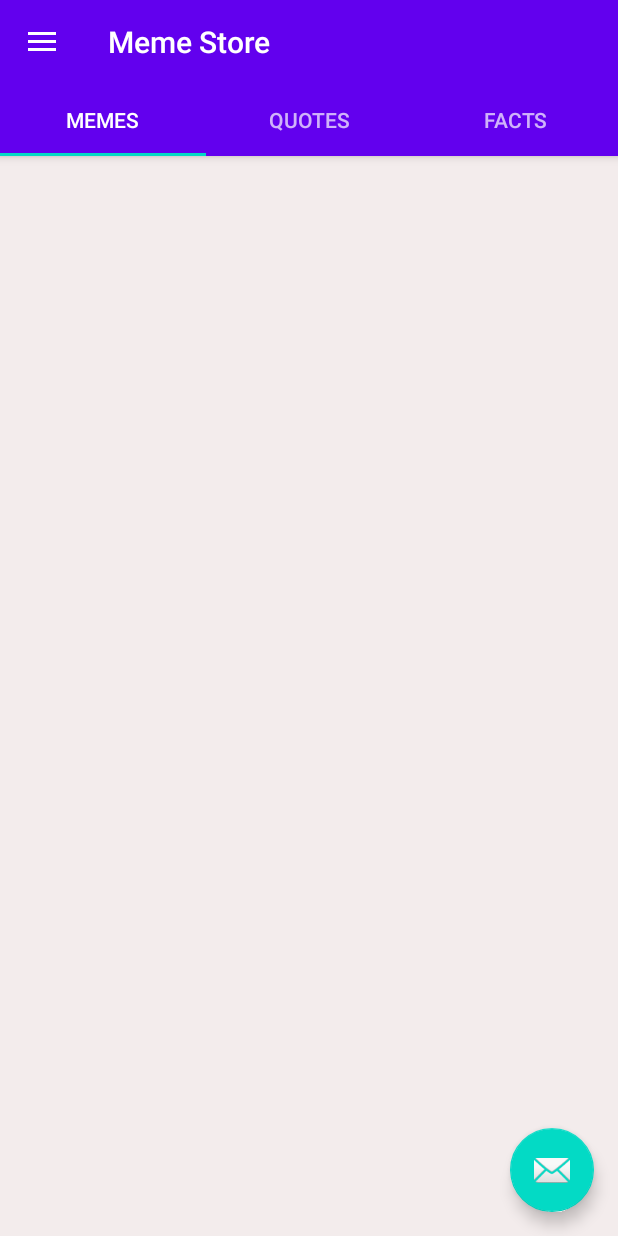
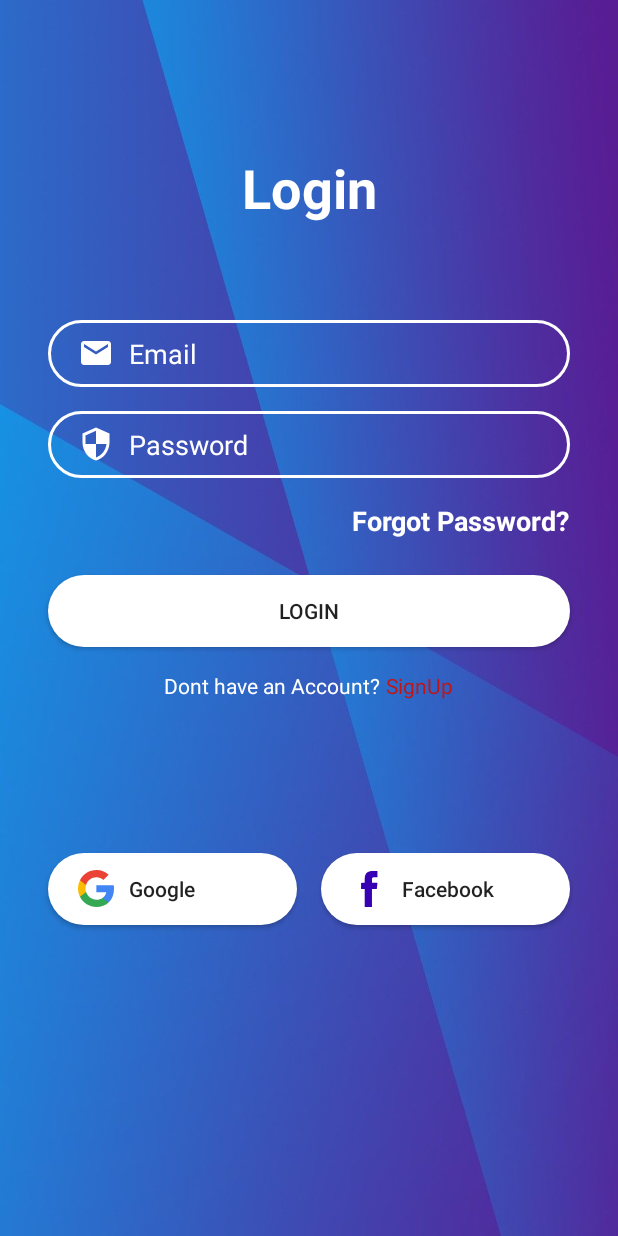
Before and after one commit to AmitSingh12345678/Meme-Store, an Android app: the screen it shows after launch (MainActivity before the commit, LoginActivity after it), on a phone screen of 412 x 824 dp. Run offline under Robolectric (Android 15) with nearby library versions, the phone set to English and light mode, and no system bars; our stand-ins replace Firebase (no records; nobody signed in at launch, a user with empty details on screens opened directly).

Commit message:
Login Activity and Firebase Authentication and realTime database initialised

```diff
--- a/app/build.gradle
+++ b/app/build.gradle
@@ -1,4 +1,5 @@
 apply plugin: 'com.android.application'
+apply plugin: 'com.google.gms.google-services'
 
 android {
     compileSdkVersion 29
@@ -31,6 +32,8 @@ dependencies {
     implementation 'androidx.legacy:legacy-support-v4:1.0.0'
     implementation 'com.squareup.picasso:picasso:2.71828'
     implementation 'androidx.cardview:cardview:1.0.0'
+    implementation 'com.google.firebase:firebase-auth:19.2.0'
+    implementation 'com.google.firebase:firebase-database:19.6.0'
     testImplementation 'junit:junit:4.12'
     androidTestImplementation 'androidx.test.ext:junit:1.1.2'
     androidTestImplementation 'androidx.test.espresso:espresso-core:3.3.0'
--- /dev/null
+++ b/app/src/main/java/com/example/memestore/LoginActivity.java
@@ -0,0 +1,71 @@
+package com.example.memestore;
+
+import android.content.Intent;
+import android.os.Bundle;
+import android.view.View;
+import android.widget.Button;
+import android.widget.EditText;
+import android.widget.TextView;
+import android.widget.Toast;
+
+import androidx.annotation.NonNull;
+import androidx.appcompat.app.AppCompatActivity;
+
+import com.google.android.gms.tasks.OnCompleteListener;
+import com.google.android.gms.tasks.Task;
+import com.google.firebase.auth.AuthResult;
+import com.google.firebase.auth.FirebaseAuth;
+
+public class LoginActivity extends AppCompatActivity {
+    private EditText inputEmail;
+    private EditText inputPassword;
+    private TextView forgotPassword;
+    private Button btnlogin;
+    private TextView signup;
+
+    private FirebaseAuth auth;
+
+    @Override
+    protected void onCreate(Bundle savedInstanceState) {
+        super.onCreate(savedInstanceState);
+        setContentView(R.layout.activity_login);
+
+        inputEmail = findViewById(R.id.inputEmail);
+        inputPassword = findViewById(R.id.inputPassword);
+        forgotPassword = findViewById(R.id.btnlogin);
+        btnlogin = findViewById(R.id.btnlogin);
+        signup = findViewById(R.id.textViewSignUp);
+
+        auth = FirebaseAuth.getInstance();
+
+        btnlogin.setOnClickListener(new View.OnClickListener() {
+            @Override
+            public void onClick(View v) {
+                String email = inputEmail.getText().toString();
+                String password = inputPassword.getText().toString();
+                loginUser(email, password);
+            }
+        });
+        signup.setOnClickListener(new View.OnClickListener() {
+            @Override
+            public void onClick(View v) {
+                startActivity(new Intent(LoginActivity.this, RegisterActivity.class));
+            }
+        });
+    }
+
+    private void loginUser(String email, String password) {
+        auth.signInWithEmailAndPassword(email,password).addOnCompleteListener(LoginActivity.this, new OnCompleteListener<AuthResult>() {
+            @Override
+            public void onComplete(@NonNull Task<AuthResult> task) {
+                if (task.isSuccessful()) {
+                    Toast.makeText(LoginActivity.this, "Login Successful", Toast.LENGTH_SHORT).show();
+                    startActivity(new Intent(LoginActivity.this, MainActivity.class));
+                    finish();
+                }else{
+                    Toast.makeText(LoginActivity.this, "Invalid Credentials!!", Toast.LENGTH_SHORT).show();
+                }
+            }
+        });
+    }
+}
--- /dev/null
+++ b/app/src/main/res/drawable/btn_bg.xml
@@ -0,0 +1,7 @@
+<?xml version="1.0" encoding="utf-8"?>
+<shape xmlns:android="http://schemas.android.com/apk/res/android">
+
+    <solid android:color="@color/colorWhite"/>
+
+    <corners android:radius="70dp"/>
+</shape>
--- /dev/null
+++ b/app/src/main/res/drawable/ic_email.xml
@@ -0,0 +1,5 @@
+<vector android:height="24dp" android:tint="#FFFFFF"
+    android:viewportHeight="24.0" android:viewportWidth="24.0"
+    android:width="24dp" xmlns:android="http://schemas.android.com/apk/res/android">
+    <path android:fillColor="#FF000000" android:pathData="M20,4L4,4c-1.1,0 -1.99,0.9 -1.99,2L2,18c0,1.1 0.9,2 2,2h16c1.1,0 2,-0.9 2,-2L22,6c0,-1.1 -0.9,-2 -2,-2zM20,8l-8,5 -8,-5L4,6l8,5 8,-5v2z"/>
+</vector>
--- /dev/null
+++ b/app/src/main/res/drawable/ic_facebook.xml
@@ -0,0 +1,5 @@
+<vector android:height="24dp" android:viewportHeight="512"
+    android:viewportWidth="512" android:width="24dp" xmlns:android="http://schemas.android.com/apk/res/android">
+    <path android:fillColor="@color/colorPrimaryDark"
+        android:pathData="M289,1.7c-45.1,4.8 -71.3,21.7 -84.6,54.8 -3.2,8 -5.1,15 -7.5,27.6 -0.8,3.9 -1.5,21.5 -1.8,45.4l-0.6,39 -25.7,0.3 -25.8,0.2 0,43.5 0,43.5 26,-0 26,-0 0,127.5 0,127.5 51.5,-0 51.5,-0 0,-127.5 0,-127.5 34.4,-0 34.5,-0 0.5,-4.3c0.7,-5 4.2,-37.2 5.1,-47.2 0.4,-3.9 1.3,-12.6 2.1,-19.5 0.8,-6.9 1.4,-13.3 1.4,-14.2 0,-1.7 -2.7,-1.8 -38.7,-2l-38.8,-0.3 0,-30.5c0,-33.3 0.3,-35.4 5.7,-41.5 1.6,-1.9 5.4,-4.4 8.6,-5.7 5.4,-2.1 7.3,-2.3 34.5,-2.6l28.7,-0.3 0,-43.5 0,-43.4 -41.7,0.2c-23,-0 -43.4,0.3 -45.3,0.5z" android:strokeColor="#00000000"/>
+</vector>
--- /dev/null
+++ b/app/src/main/res/drawable/ic_google.xml
@@ -0,0 +1,7 @@
+<vector android:height="24.485847dp" android:viewportHeight="544.3"
+    android:viewportWidth="533.5" android:width="24dp" xmlns:android="http://schemas.android.com/apk/res/android">
+    <path android:fillColor="#4285F4" android:pathData="M533.5,278.4c0,-18.5 -1.5,-37.1 -4.7,-55.3H272.1v104.8h147c-6.1,33.8 -25.7,63.7 -54.4,82.7v68h87.7C503.9,431.2 533.5,361.2 533.5,278.4z"/>
+    <path android:fillColor="#34A853" android:pathData="M272.1,544.3c73.4,0 135.3,-24.1 180.4,-65.7l-87.7,-68c-24.4,16.6 -55.9,26 -92.6,26c-71,0 -131.2,-47.9 -152.8,-112.3H28.9v70.1C75.1,486.3 169.2,544.3 272.1,544.3z"/>
+    <path android:fillColor="#FBBC04" android:pathData="M119.3,324.3c-11.4,-33.8 -11.4,-70.4 0,-104.2V150H28.9c-38.6,76.9 -38.6,167.5 0,244.4L119.3,324.3z"/>
+    <path android:fillColor="#EA4335" android:pathData="M272.1,107.7c38.8,-0.6 76.3,14 104.4,40.8l0,0l77.7,-77.7C405,24.6 339.7,-0.8 272.1,0C169.2,0 75.1,58 28.9,150l90.4,70.1C140.8,155.6 201.1,107.7 272.1,107.7z"/>
+</vector>
--- /dev/null
+++ b/app/src/main/res/drawable/ic_person.xml
@@ -0,0 +1,5 @@
+<vector android:height="24dp" android:tint="#FFFFFF"
+    android:viewportHeight="24.0" android:viewportWidth="24.0"
+    android:width="24dp" xmlns:android="http://schemas.android.com/apk/res/android">
+    <path android:fillColor="#FF000000" android:pathData="M12,12c2.21,0 4,-1.79 4,-4s-1.79,-4 -4,-4 -4,1.79 -4,4 1.79,4 4,4zM12,14c-2.67,0 -8,1.34 -8,4v2h16v-2c0,-2.66 -5.33,-4 -8,-4z"/>
+</vector>
--- /dev/null
+++ b/app/src/main/res/drawable/ic_security.xml
@@ -0,0 +1,5 @@
+<vector android:height="24dp" android:tint="#FFFFFF"
+    android:viewportHeight="24.0" android:viewportWidth="24.0"
+    android:width="24dp" xmlns:android="http://schemas.android.com/apk/res/android">
+    <path android:fillColor="#FF000000" android:pathData="M12,1L3,5v6c0,5.55 3.84,10.74 9,12 5.16,-1.26 9,-6.45 9,-12L21,5l-9,-4zM12,11.99h7c-0.53,4.12 -3.28,7.79 -7,8.94L12,12L5,12L5,6.3l7,-3.11v8.8z"/>
+</vector>
--- /dev/null
+++ b/app/src/main/res/drawable/input_bg.xml
@@ -0,0 +1,6 @@
+<?xml version="1.0" encoding="utf-8"?>
+<shape xmlns:android="http://schemas.android.com/apk/res/android">
+
+    <stroke android:color="@color/colorWhite" android:width="2dp"/>
+    <corners android:radius="70dp" />
+</shape>
--- /dev/null
+++ b/app/src/main/res/layout/activity_login.xml
@@ -0,0 +1,163 @@
+<?xml version="1.0" encoding="UTF-8"?>
+
+<androidx.constraintlayout.widget.ConstraintLayout xmlns:android="http://schemas.android.com/apk/res/android"
+    xmlns:app="http://schemas.android.com/apk/res-auto"
+    xmlns:tools="http://schemas.android.com/tools"
+    android:layout_width="match_parent"
+    android:layout_height="match_parent"
+    android:background="@drawable/bb"
+    tools:context=".LoginActivity">
+
+    <TextView
+        android:id="@+id/logo"
+        android:layout_width="wrap_content"
+        android:layout_height="wrap_content"
+        android:text="Login"
+        android:textColor="@color/colorWhite"
+        android:textSize="36sp"
+        android:textStyle="bold"
+        app:layout_constraintBottom_toBottomOf="parent"
+        app:layout_constraintEnd_toEndOf="parent"
+        app:layout_constraintStart_toStartOf="parent"
+        app:layout_constraintTop_toTopOf="parent"
+        app:layout_constraintVertical_bias="0.13" />
+
+    <EditText
+        android:id="@+id/inputPassword"
+        android:layout_width="0dp"
+        android:layout_height="wrap_content"
+        android:layout_marginTop="16dp"
+        android:background="@drawable/input_bg"
+        android:drawableLeft="@drawable/ic_security"
+        android:drawablePadding="10dp"
+        android:ems="10"
+        android:hint="Password"
+        android:inputType="textPersonName|textPassword"
+        android:paddingLeft="20dp"
+        android:paddingTop="10dp"
+        android:paddingRight="10dp"
+        android:paddingBottom="10dp"
+        android:textColor="@color/colorWhite"
+        android:textColorHint="@color/colorWhite"
+        app:layout_constraintEnd_toEndOf="@+id/inputEmail"
+        app:layout_constraintHorizontal_bias="1.0"
+        app:layout_constraintStart_toStartOf="@+id/inputEmail"
+        app:layout_constraintTop_toBottomOf="@+id/inputEmail" />
+
+    <EditText
+        android:id="@+id/inputEmail"
+        android:layout_width="0dp"
+        android:layout_height="wrap_content"
+        android:layout_marginStart="32dp"
+        android:layout_marginTop="64dp"
+        android:layout_marginEnd="32dp"
+        android:background="@drawable/input_bg"
+        android:drawableLeft="@drawable/ic_email"
+        android:drawablePadding="10dp"
+        android:ems="10"
+        android:hint="Email"
+        android:inputType="textPersonName"
+        android:paddingLeft="20dp"
+        android:paddingTop="10dp"
+        android:paddingRight="10dp"
+        android:paddingBottom="10dp"
+        android:textColor="@color/colorWhite"
+        android:textColorHint="@color/colorWhite"
+        app:layout_constraintEnd_toEndOf="parent"
+        app:layout_constraintHorizontal_bias="0.0"
+        app:layout_constraintStart_toStartOf="parent"
+        app:layout_constraintTop_toBottomOf="@+id/logo" />
+
+    <TextView
+        android:id="@+id/forgotPassword"
+        android:layout_width="wrap_content"
+        android:layout_height="wrap_content"
+        android:layout_marginTop="16dp"
+        android:text="Forgot Password?"
+        android:textColor="@color/colorWhite"
+        android:textSize="18sp"
+        android:textStyle="bold"
+        app:layout_constraintEnd_toEndOf="@+id/inputPassword"
+        app:layout_constraintTop_toBottomOf="@+id/inputPassword" />
+
+    <Button
+        android:id="@+id/btnlogin"
+        android:layout_width="0dp"
+        android:layout_height="wrap_content"
+        android:layout_marginTop="24dp"
+        android:background="@drawable/btn_bg"
+        android:text="Login"
+        app:layout_constraintEnd_toEndOf="@+id/inputPassword"
+        app:layout_constraintStart_toStartOf="@+id/inputPassword"
+        app:layout_constraintTop_toBottomOf="@+id/forgotPassword" />
+
+
+    <LinearLayout
+        android:id="@+id/linearLayout"
+        android:layout_width="0dp"
+        android:layout_height="wrap_content"
+        android:layout_marginTop="16dp"
+        android:gravity="center"
+        android:orientation="horizontal"
+        android:textAlignment="center"
+        app:layout_constraintEnd_toEndOf="@+id/btnlogin"
+        app:layout_constraintHorizontal_bias="0.0"
+        app:layout_constraintStart_toStartOf="@+id/btnlogin"
+        app:layout_constraintTop_toBottomOf="@+id/btnlogin">
+
+        <TextView
+            android:layout_width="wrap_content"
+            android:layout_height="wrap_content"
+            android:text="Dont have an Account?"
+            android:textColor="@color/colorWhite" />
+
+        <TextView
+            android:id="@+id/textViewSignUp"
+            android:layout_marginStart="4dp"
+            android:layout_width="wrap_content"
+            android:layout_height="match_parent"
+            android:text="SignUp"
+            android:textColor="@color/colorRed" />
+
+    </LinearLayout>
+
+    <Button
+        android:id="@+id/btnGoogle"
+        android:layout_width="0dp"
+        android:layout_height="wrap_content"
+        android:layout_marginStart="32dp"
+        android:layout_marginEnd="8dp"
+        android:background="@drawable/btn_bg"
+        android:drawableLeft="@drawable/ic_google"
+        android:drawablePadding="10dp"
+        android:paddingLeft="20dp"
+        android:text="Google"
+        android:textAlignment="textStart"
+        android:textAllCaps="false"
+        app:layout_constraintBottom_toBottomOf="parent"
+        app:layout_constraintEnd_toStartOf="@+id/btnFacebook"
+        app:layout_constraintHorizontal_bias="0.5"
+        app:layout_constraintStart_toStartOf="parent"
+        app:layout_constraintTop_toBottomOf="@+id/linearLayout"
+        app:layout_constraintVertical_bias="0.32999998" />
+
+    <Button
+        android:id="@+id/btnFacebook"
+        android:layout_width="0dp"
+        android:layout_height="wrap_content"
+        android:layout_marginStart="8dp"
+        android:layout_marginEnd="32dp"
+        android:background="@drawable/btn_bg"
+        android:drawableStart="@drawable/ic_facebook"
+        android:drawablePadding="10dp"
+        android:paddingLeft="20dp"
+        android:text="Facebook"
+        android:textAlignment="textStart"
+        android:textAllCaps="false"
+        app:layout_constraintBottom_toBottomOf="@+id/btnGoogle"
+        app:layout_constraintEnd_toEndOf="parent"
+        app:layout_constraintHorizontal_bias="0.5"
+        app:layout_constraintStart_toEndOf="@+id/btnGoogle"
+        app:layout_constraintTop_toTopOf="@+id/btnGoogle" />
+
+</androidx.constraintlayout.widget.ConstraintLayout>
--- a/app/src/main/res/values/colors.xml
+++ b/app/src/main/res/values/colors.xml
@@ -3,4 +3,6 @@
     <color name="colorPrimary">#6200EE</color>
     <color name="colorPrimaryDark">#3700B3</color>
     <color name="colorAccent">#03DAC5</color>
+    <color name="colorWhite">#FFFFFF</color>
+    <color name="colorRed">#C11515</color>
 </resources>
--- a/build.gradle
+++ b/build.gradle
@@ -5,7 +5,8 @@ buildscript {
         jcenter()
     }
     dependencies {
-        classpath "com.android.tools.build:gradle:4.0.0"
+        classpath 'com.android.tools.build:gradle:4.1.1'
+        classpath 'com.google.gms:google-services:4.3.4'
 
         // NOTE: Do not place your application dependencies here; they belong
         // in the individual module build.gradle files
```
Also changed, not shown: app/src/main/AndroidManifest.xml (+9 -5 lines), app/src/main/java/com/example/memestore/RegisterActivity.java (added, +94 -0 lines), app/src/main/res/layout/activity_register.xml (added, +132 -0 lines), app/src/main/res/drawable/bb.jpg (added), gradle/wrapper/gradle-wrapper.properties, 1 other file.
